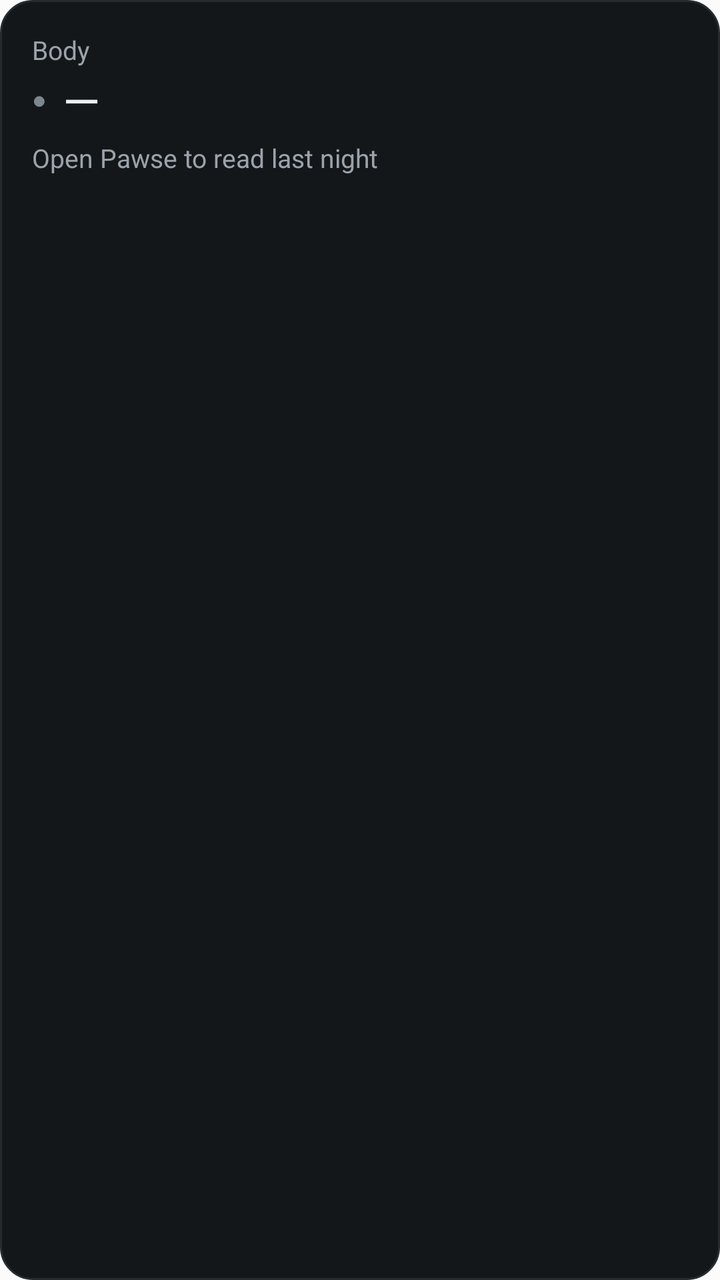
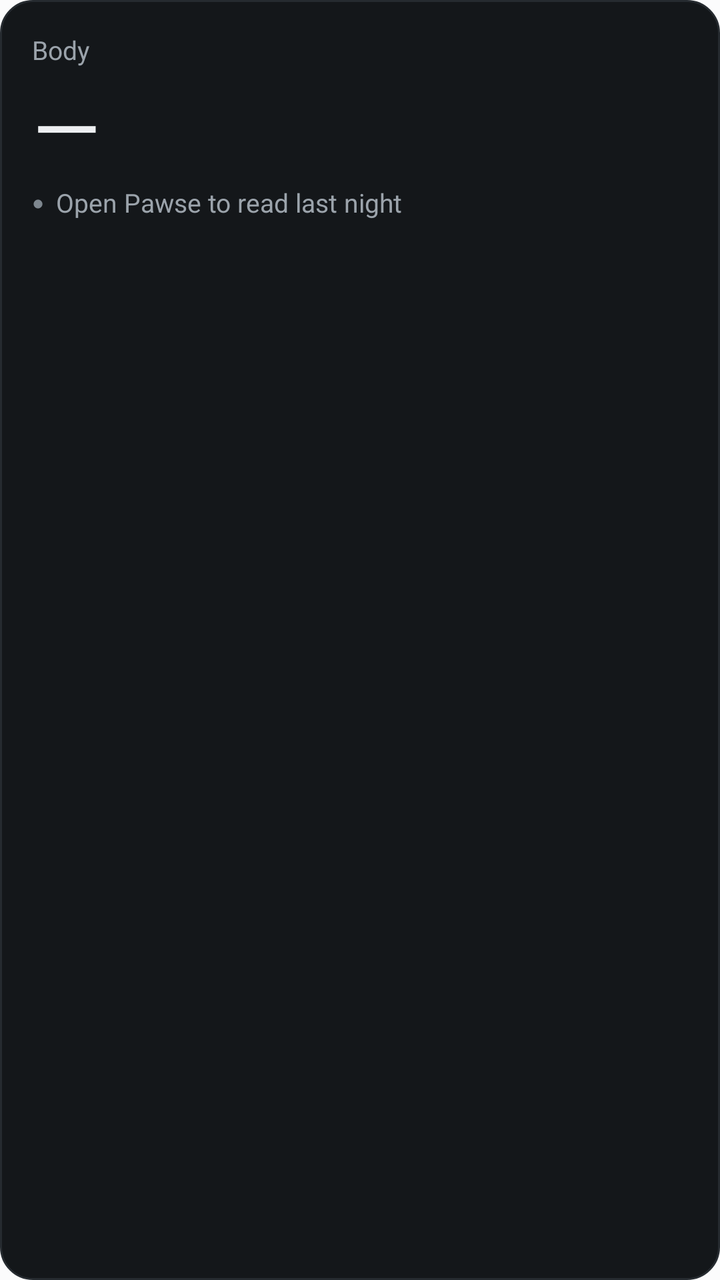

Before-and-after screenshots of an Android layout around one commit, followed by the original layout XML and the change that was made.
<!-- AndroidManifest.xml: application theme Theme.Pawse -->
<!-- res/layout/widget_today.xml -->
<?xml version="1.0" encoding="utf-8"?>
<LinearLayout xmlns:android="http://schemas.android.com/apk/res/android"
    android:id="@+id/widget_root"
    android:layout_width="match_parent"
    android:layout_height="match_parent"
    android:background="@drawable/widget_background"
    android:orientation="horizontal"
    android:padding="16dp">

    <LinearLayout
        android:layout_width="0dp"
        android:layout_height="match_parent"
        android:layout_weight="1"
        android:orientation="vertical">

        <LinearLayout
            android:layout_width="match_parent"
            android:layout_height="wrap_content"
            android:orientation="horizontal">

            <TextView
                android:layout_width="0dp"
                android:layout_height="wrap_content"
                android:layout_weight="1"
                android:text="Body"
                android:textColor="#FF9BA3AB"
                android:textSize="13sp" />

            <TextView
                android:id="@+id/widget_read_at"
                android:layout_width="wrap_content"
                android:layout_height="wrap_content"
                android:textColor="#FF9BA3AB"
                android:textSize="13sp" />
        </LinearLayout>

        <LinearLayout
            android:layout_width="wrap_content"
            android:layout_height="wrap_content"
            android:gravity="center_vertical"
            android:orientation="horizontal">

            <TextView
                android:id="@+id/widget_band_dot"
                android:layout_width="wrap_content"
                android:layout_height="wrap_content"
                android:text="●"
                android:textColor="#FF7E878F"
                android:textSize="12sp" />

            <TextView
                android:id="@+id/widget_body"
                android:layout_width="wrap_content"
                android:layout_height="wrap_content"
                android:layout_marginStart="8dp"
                android:text="—"
                android:textColor="#FFEDEFF1"
                android:textSize="24sp" />
        </LinearLayout>

        <TextView
            android:id="@+id/widget_guidance"
            android:layout_width="wrap_content"
            android:layout_height="wrap_content"
            android:layout_marginTop="4dp"
            android:maxLines="2"
            android:text="Open Pawse to read last night"
            android:textColor="#FF9BA3AB"
            android:textSize="13sp" />
    </LinearLayout>

    <LinearLayout
        android:layout_width="wrap_content"
        android:layout_height="match_parent"
        android:layout_marginStart="16dp"
        android:gravity="center_vertical"
        android:orientation="vertical">

        <TextView
            android:id="@+id/widget_sleep"
            android:layout_width="wrap_content"
            android:layout_height="wrap_content"
            android:fontFeatureSettings="tnum"
            android:textColor="#FFEDEFF1"
            android:textSize="13sp" />

        <TextView
            android:id="@+id/widget_load"
            android:layout_width="wrap_content"
            android:layout_height="wrap_content"
            android:layout_marginTop="6dp"
            android:fontFeatureSettings="tnum"
            android:textColor="#FFEDEFF1"
            android:textSize="13sp" />

        <TextView
            android:id="@+id/widget_energy"
            android:layout_width="wrap_content"
            android:layout_height="wrap_content"
            android:layout_marginTop="6dp"
            android:fontFeatureSettings="tnum"
            android:textColor="#FFEDEFF1"
            android:textSize="13sp" />
    </LinearLayout>
</LinearLayout>
<!-- resources referenced by this layout -->
<resources>
  <!-- drawable widget_background (drawable) -->
  <?xml version="1.0" encoding="utf-8"?>
  <shape xmlns:android="http://schemas.android.com/apk/res/android" android:shape="rectangle">
      <solid android:color="#FF14171A" />
      <stroke android:width="1dp" android:color="#FF262B30" />
      <corners android:radius="16dp" />
  </shape>
  <style name="Theme.Pawse" parent="android:Theme.Material.Light.NoActionBar">
          <item name="android:windowBackground">@color/launch_background</item>
          <item name="android:statusBarColor">@android:color/transparent</item>
          <item name="android:navigationBarColor">@android:color/transparent</item>
          
          <item name="android:enforceNavigationBarContrast" tools:targetApi="q">false</item>
      </style>
  <color name="launch_background">#FBFBFC</color>
</resources>

<!-- the commit's change to res/layout/widget_today.xml (unified diff, before → after) -->
@@ -34,6 +34,15 @@
                 android:textSize="13sp" />
         </LinearLayout>
 
+        <TextView
+            android:id="@+id/widget_score"
+            android:layout_width="wrap_content"
+            android:layout_height="wrap_content"
+            android:fontFeatureSettings="tnum"
+            android:text="—"
+            android:textColor="#FFEDEFF1"
+            android:textSize="44sp" />
+
         <LinearLayout
             android:layout_width="wrap_content"
             android:layout_height="wrap_content"
@@ -46,27 +55,18 @@
                 android:layout_height="wrap_content"
                 android:text="●"
                 android:textColor="#FF7E878F"
-                android:textSize="12sp" />
+                android:textSize="10sp" />
 
             <TextView
                 android:id="@+id/widget_body"
                 android:layout_width="wrap_content"
                 android:layout_height="wrap_content"
-                android:layout_marginStart="8dp"
-                android:text="—"
-                android:textColor="#FFEDEFF1"
-                android:textSize="24sp" />
+                android:layout_marginStart="6dp"
+                android:maxLines="2"
+                android:text="Open Pawse to read last night"
+                android:textColor="#FF9BA3AB"
+                android:textSize="13sp" />
         </LinearLayout>
-
-        <TextView
-            android:id="@+id/widget_guidance"
-            android:layout_width="wrap_content"
-            android:layout_height="wrap_content"
-            android:layout_marginTop="4dp"
-            android:maxLines="2"
-            android:text="Open Pawse to read last night"
-            android:textColor="#FF9BA3AB"
-            android:textSize="13sp" />
     </LinearLayout>
 
     <LinearLayout
